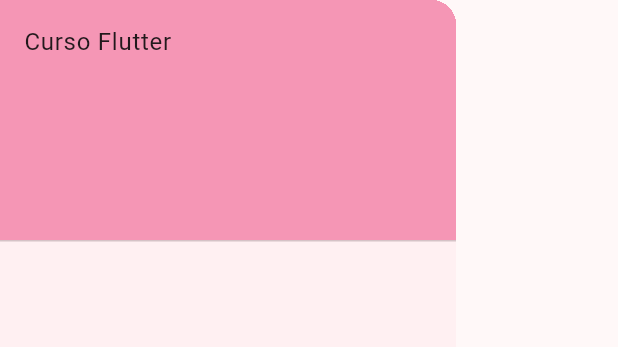
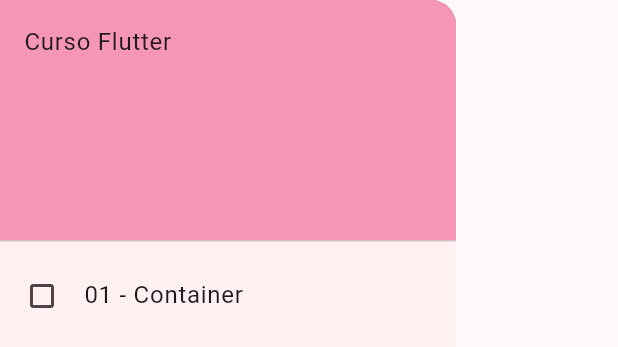
Before and after one commit to tasinassoemanuelli-ctrl/programacao-mobile-2026, a Flutter app: the Menulateral widget shown alone on an empty page, opened directly, on a phone screen of 412 x 824 dp. Shown: the top 347 px of the screen. Run offline on Flutter 3.47's test engine with Material 3 defaults, Android fonts, the phone set to English and light mode, and no system bars.

Commit message:
Finalizando menu drawer

```diff
--- a/lib/menu_lateral.dart
+++ b/lib/menu_lateral.dart
@@ -13,12 +13,17 @@ class _MenulateralState extends State<Menulateral> {
     return Drawer(
       child: ListView(
         padding: EdgeInsets.zero,
-        children: const [
-          DrawerHeader(
+        children: [
+          const DrawerHeader(
             decoration: BoxDecoration(
               color: Color.fromARGB(255, 245, 150, 181)
             ),
             child: Text('Curso Flutter'),
+          ),
+          ListTile(
+            leading: const Icon(Icons.crop_square),
+            title: const Text("01 - Container"),
+            onTap: () => Navigator.pushNamed(context, "/aula01"),
           ),
         ],
       ),
--- a/lib/paginas/aula01.dart
+++ b/lib/paginas/aula01.dart
@@ -5,6 +5,8 @@ class Aula01 extends StatelessWidget {
 
   @override
   Widget build(BuildContext context) {
-    return const Placeholder();
+    return Scaffold(
+      body: Container(child: Text("Container"),),
+    )
   }
 }
```
